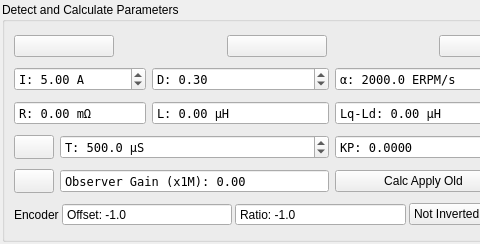
Above: vesc_tool-master/widgets/detectfoc.ui from njupt-robomasters/vesc_tool-zh before the change; both pictures show x 0 to 480 and y 0 to 244 of the 766 by 244 pixel window. Below: the same form after it.
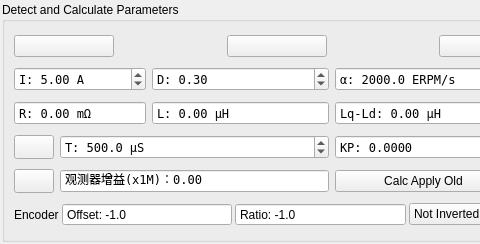
That is the form after the change. Icons and pictures are not drawn.

What changed in the file:
```diff
--- a/vesc_tool-master/widgets/detectfoc.ui
+++ b/vesc_tool-master/widgets/detectfoc.ui
@@ -438,7 +438,7 @@
          <enum>QAbstractSpinBox::ButtonSymbols::NoButtons</enum>
         </property>
         <property name="prefix">
-         <string>Observer Gain (x1M): </string>
+         <string>观测器增益(x1M)：</string>
         </property>
         <property name="suffix">
          <string/>
```
